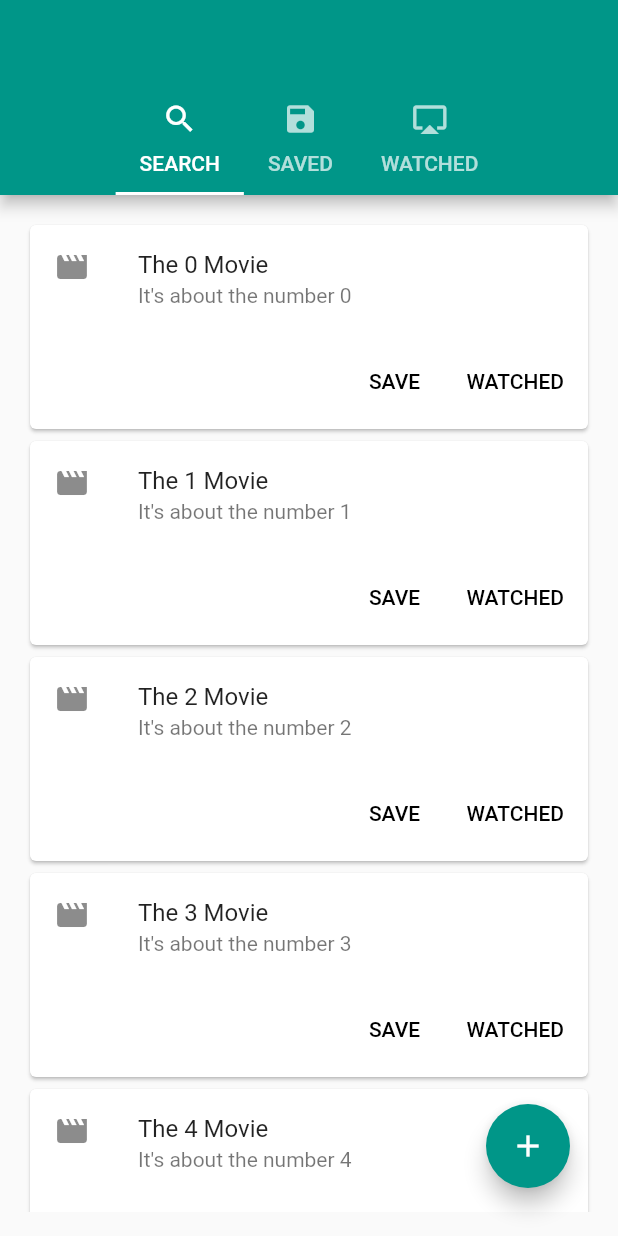
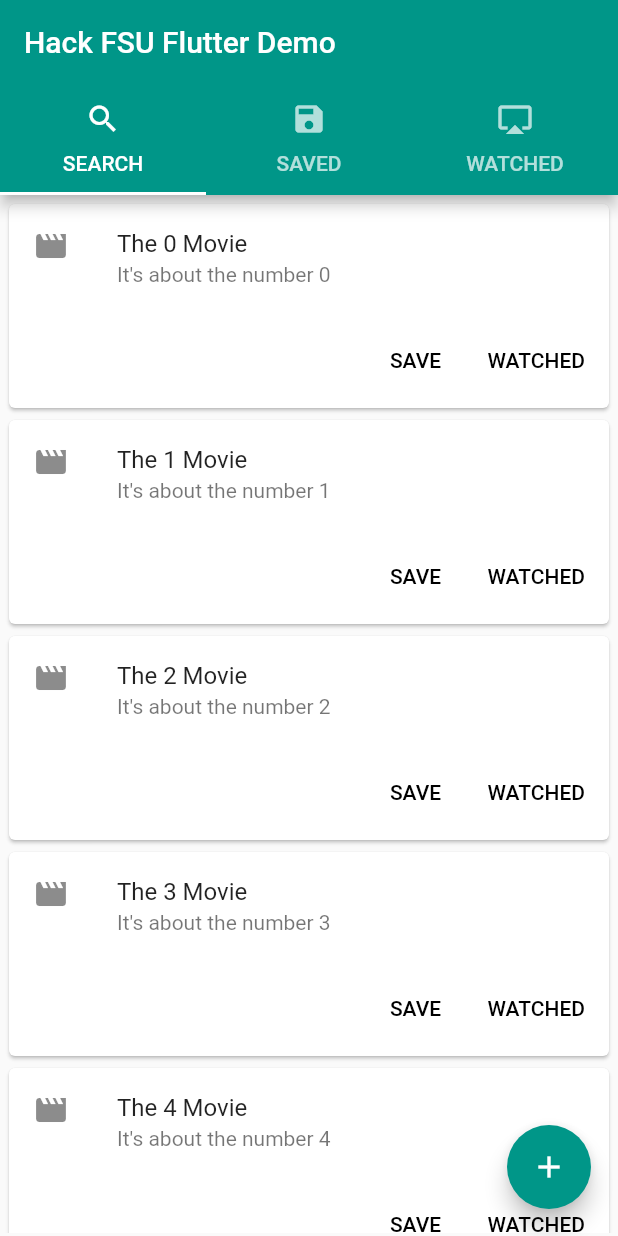
Before and after one commit to ereio/flutter-demo, a Flutter app: the screen it shows after launch, on a phone screen of 412 x 824 dp. Run offline on Flutter 3.47's test engine with Material 2 defaults, Android fonts, the phone set to English and light mode, and no system bars.

Commit message:
added proper tabs

```diff
--- a/lib/main.dart
+++ b/lib/main.dart
@@ -3,6 +3,7 @@ import './model/Movie.dart';
 
 void main() => runApp(new MyApp());
 
+const String appName = "Hack FSU Flutter Demo";
 
 class Choice {
   const Choice({ this.title, this.icon });
@@ -21,7 +22,7 @@ class MyApp extends StatelessWidget {
   @override
   Widget build(BuildContext context) {
     return new MaterialApp(
-      title: 'Hack FSU Demo',
+      title: appName,
       theme: new ThemeData(
         primarySwatch: Colors.teal,
       ),
@@ -29,8 +30,8 @@ class MyApp extends StatelessWidget {
         length: choices.length,
         child: new Scaffold(
           appBar: new AppBar(
+            title: const Text(appName),
             bottom: new TabBar(
-              isScrollable: true,
               tabs: choices.map((Choice choice) {
                 return new Tab(
                   text: choice.title,
@@ -42,7 +43,7 @@ class MyApp extends StatelessWidget {
           body: new TabBarView(
             children: choices.map((Choice choice) {
               return new Padding(
-                padding: const EdgeInsets.all(16.0),
+                padding: const EdgeInsets.all(2.0),
                 child: new MyHomePage()
               );
             }).toList(),
@@ -79,7 +80,6 @@ class _MyHomePageState extends State<MyHomePage> {
     });
   }
 
-  @override
   Widget buildMovieCard(Movie movie){
     return new Card(
         child: new Column(
```
